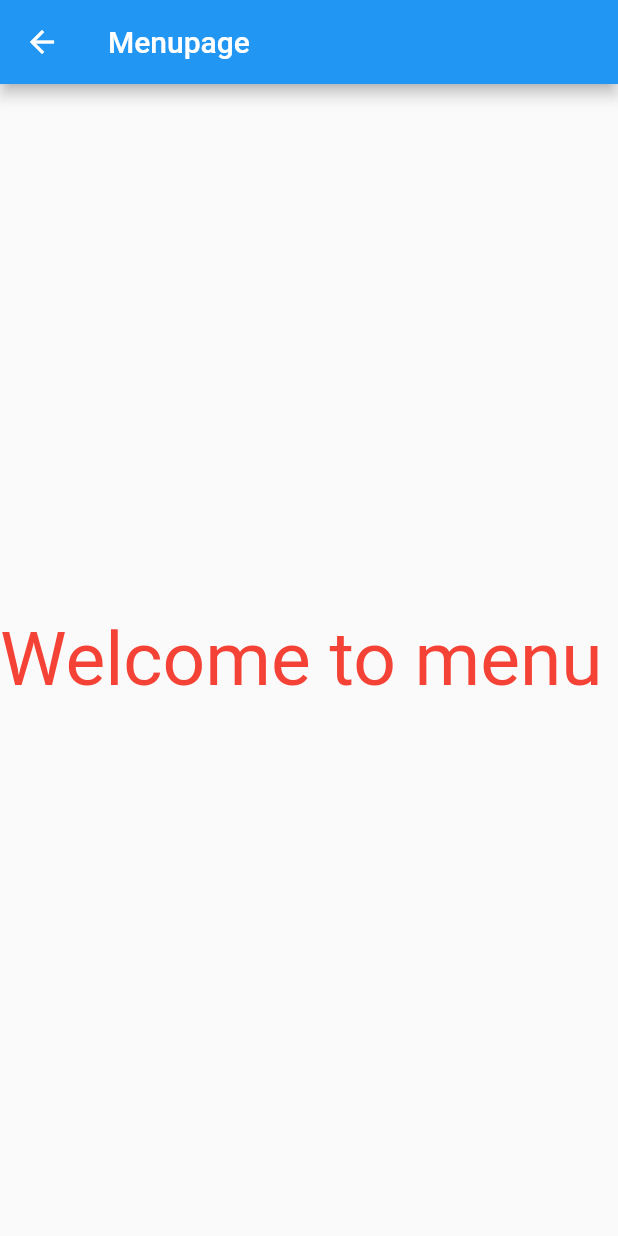
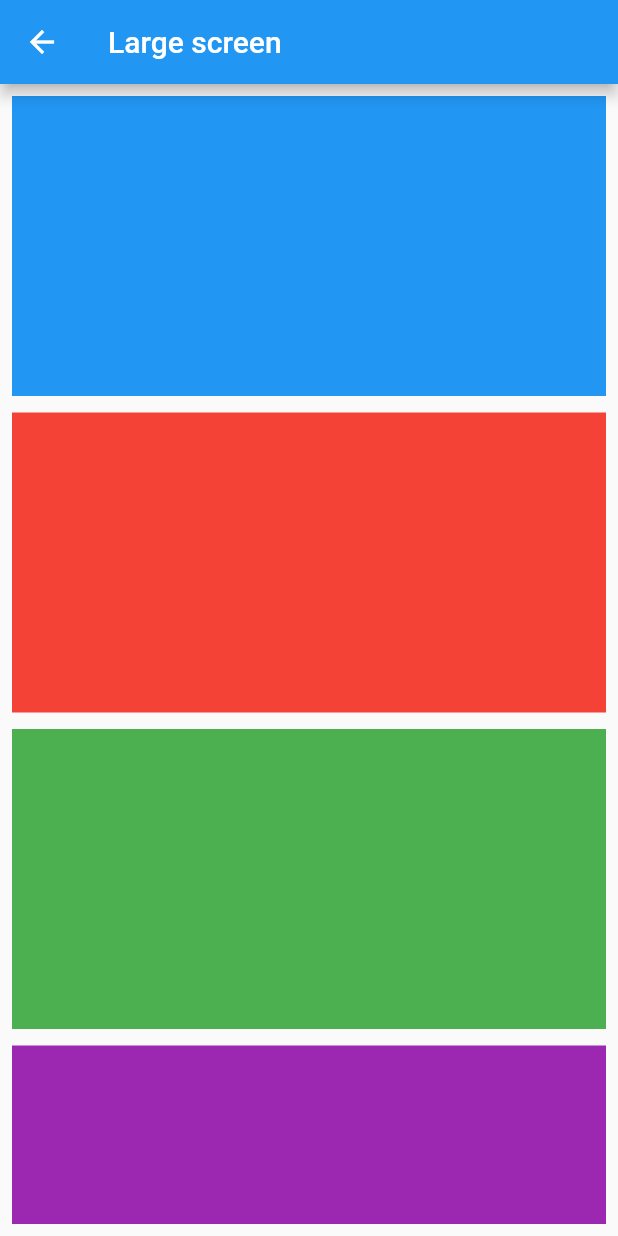
Before and after one commit to Akash3S/AkashShinde_FlutterDemo, a Flutter app: the screen it shows after launch, item 3 of the bottom bar chosen, on a phone screen of 412 x 824 dp. Run offline on Flutter 3.47's test engine with Material 2 defaults, Android fonts, the phone set to English and light mode, and no system bars.

Commit message:
large page

```diff
--- /dev/null
+++ b/lib/largepage.dart
@@ -0,0 +1,54 @@
+import 'package:flutter/cupertino.dart';
+import 'package:flutter/material.dart';
+
+class Largepage extends StatelessWidget {
+  @override
+  Widget build(BuildContext context) {
+    return Scaffold(
+      appBar: AppBar(title: Text("Large screen"),),
+      body: Padding(
+        padding: const EdgeInsets.all(8.0),
+        child: SingleChildScrollView(
+          child: Column(
+            children: [
+              Container(
+                margin: EdgeInsets.only(bottom: 11),
+                height: 200,
+                color: Colors.blue,
+
+              ),
+    Container(
+    margin: EdgeInsets.only(bottom: 11),
+    height: 200,
+    color: Colors.red,
+    ),
+              Container(
+                margin: EdgeInsets.only(bottom: 11),
+                height: 200,
+                color: Colors.green,
+    ),
+                Container(
+                  margin: EdgeInsets.only(bottom: 11),
+                  height: 200,
+                  color: Colors.purple,
+                ),Container(
+                margin: EdgeInsets.only(bottom: 11),
+                height: 200,
+                color: Colors.black,
+              ),
+              Container(
+                margin: EdgeInsets.only(bottom: 11),
+                height: 200,
+                color: Colors.yellow,
+              ),Container(
+                margin: EdgeInsets.only(bottom: 11),
+                height: 200,
+                color: Colors.deepOrange,
+              ),
+            ],
+          ),
+        ),
+      ),
+    );
+  }
+}
--- a/lib/main.dart
+++ b/lib/main.dart
@@ -1,3 +1,4 @@
+import 'package:demo_app/largepage.dart';
 import 'package:demo_app/menu.dart';
 import 'package:demo_app/newhpage.dart';
 import 'package:demo_app/profile.dart';
@@ -71,6 +72,10 @@ class _MyHomePageState extends State<MyHomePage> {
                 Navigator.push(context, MaterialPageRoute(builder: (context)=>Profile()));
               }, icon: Icon(Icons.account_circle, size: 50, color: Colors.black,)),
 
+                IconButton(onPressed: (){
+                  Navigator.push(context, MaterialPageRoute(builder: (context)=>Largepage()));
+                }, icon:Icon(Icons.video_collection,size: 50,color: Colors.black,)),
+
 
               IconButton(onPressed: (){
                 Navigator.push(context, MaterialPageRoute(builder: (context)=>Menu()));
```
